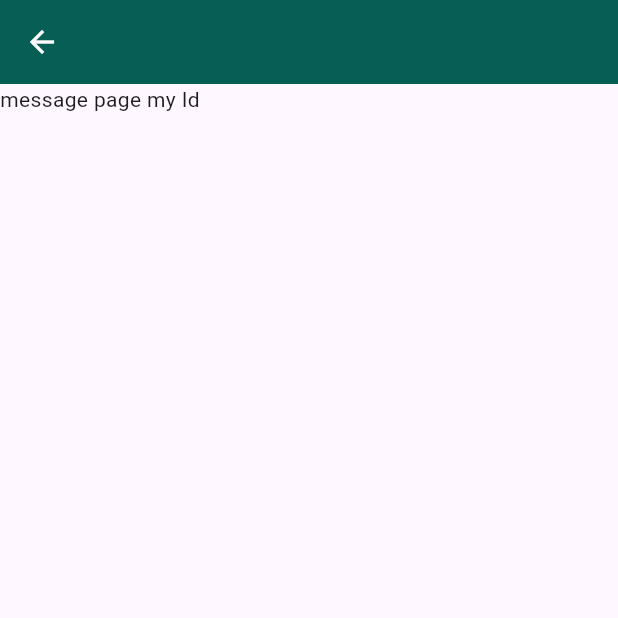
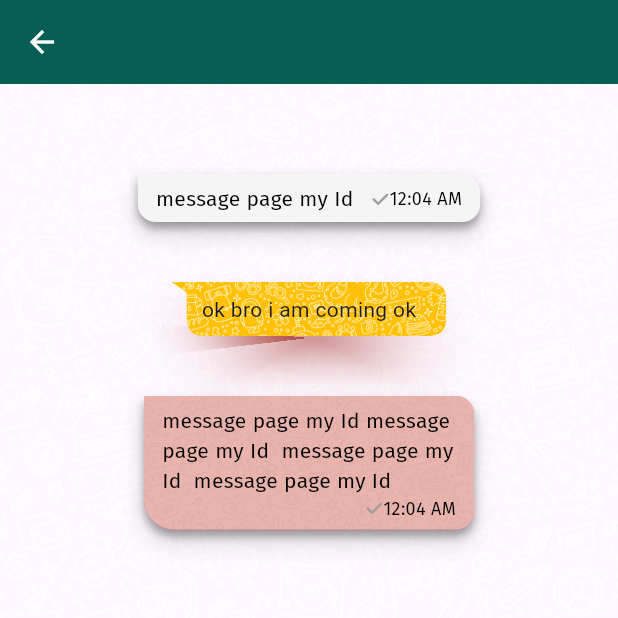
Before and after one commit to shakibhoseen/chat_app_flutter, a Flutter app: the MessageHomePage screen opened directly with empty values, on a phone screen of 412 x 824 dp, the top half of it. Run offline on Flutter 3.47's test engine with Material 2 defaults, Android fonts, the phone set to English and light mode, and no system bars; our stand-ins replace animated_text_kit, another_flushbar, firebase_auth, firebase_core, firebase_database, fluttertoast and 3 more; accounts and stored records are empty.

Commit message:
message item design

```diff
--- /dev/null
+++ b/lib/res/custom_design/message_shape.dart
@@ -0,0 +1,106 @@
+import 'package:chat_app_flutter/res/components/my_shadow.dart';
+import 'package:chat_app_flutter/res/custom_design/cousto_clip.dart';
+import 'package:flutter/cupertino.dart';
+import 'package:flutter/material.dart';
+
+class HexagonalClipper extends CustomClipper<Path> {
+  @override
+  Path getClip(Size size) {
+    final point = Size(10, 7);
+    final radius = 12.0;
+
+    final path = Path();
+    //path.moveTo(size.width * 0.25 + 2, 0);
+    path.lineTo(point.width, point.height);
+    path.lineTo(point.width,
+        size.height - radius > 0 ? size.height - radius : size.height);
+
+    path.quadraticBezierTo(
+        point.width,
+        size.height,
+        point.width + radius < size.width ? point.width + radius : size.width,
+        size.height);
+
+    //c
+
+    path.lineTo(size.width - radius > 0 ? size.width - radius : size.width,
+        size.height);
+    path.quadraticBezierTo(size.width, size.height, size.width,
+        size.height - radius > 0 ? size.height - radius : size.height);
+    //d
+
+    path.lineTo(size.width, radius > size.height ? size.height : radius);
+    path.quadraticBezierTo(size.width, 0,
+        size.width - radius < 0 ? size.width : size.width - radius, 0);
+    //path.lineTo(0, size.height * 0.5);
+    path.close();
+
+    return path;
+  }
+
+  @override
+  bool shouldReclip(CustomClipper<Path> oldClipper) => false;
+}
+
+class MessageShape extends StatelessWidget {
+  final Widget child;
+  final double elevation;
+  final Color shadowColor;
+  final Color backgroundColor;
+  final double angel;
+
+  const MessageShape({
+    Key? key,
+    required this.child,
+    this.elevation = 5.0,
+    this.shadowColor = Colors.black,
+    this.backgroundColor = Colors.lightBlue,
+    this.angel = 0,
+  }) : super(key: key);
+
+  @override
+  Widget build(BuildContext context) {
+    //CoutoClip coutoClip = CoutoClip();
+    HexagonalClipper coutoClip = HexagonalClipper();
+
+    return Material(
+      //clipBehavior: Clip.antiAlias,
+      elevation: elevation,
+      shadowColor: shadowColor,
+      color: backgroundColor,
+      borderOnForeground: false,
+      shape: HexagonalShapeBorder(),
+      child: ClipPath(
+        clipper: coutoClip,
+        child: child,
+      ),
+    );
+  }
+}
+
+class HexagonalShapeBorder extends ShapeBorder {
+  //CoutoClip coutoClip = CoutoClip();
+  HexagonalClipper coutoClip = HexagonalClipper();
+
+  @override
+  EdgeInsetsGeometry get dimensions => const EdgeInsets.all(4);
+
+  @override
+  Path getInnerPath(Rect rect, {TextDirection? textDirection}) {
+    return getOuterPath(rect, textDirection: textDirection);
+  }
+
+  @override
+  Path getOuterPath(Rect rect, {TextDirection? textDirection}) {
+    return coutoClip.getClip(
+        rect.size); //HexagonalClipper().getClip(rect.size).shift(rect.topLeft);
+  }
+
+  @override
+  void paint(Canvas canvas, Rect rect, {TextDirection? textDirection}) {}
+
+  @override
+  ShapeBorder scale(double t) {
+    return this;
+  }
+}
--- a/lib/view/message_home_page.dart
+++ b/lib/view/message_home_page.dart
@@ -1,15 +1,22 @@
+import 'package:chat_app_flutter/res/assets_name.dart';
+import 'package:chat_app_flutter/res/components/my_shadow.dart';
+import 'package:chat_app_flutter/res/custom_design/message_shape.dart';
+import 'package:chat_app_flutter/res/custom_design/whats_app_message_item.dart';
+import 'package:chat_app_flutter/utils/constants.dart';
+import 'package:chat_app_flutter/utils/helper_widget.dart';
 import 'package:flutter/material.dart';
-
+import 'package:font_awesome_flutter/font_awesome_flutter.dart';
 
 class MessageHomePage extends StatefulWidget {
   final String myId, otherId;
-  const MessageHomePage( {super.key, required this.myId, required this.otherId});
+  const MessageHomePage({super.key, required this.myId, required this.otherId});
 
   @override
   State<MessageHomePage> createState() => _MessageHomePageState();
 }
 
-class _MessageHomePageState extends State<MessageHomePage> with SingleTickerProviderStateMixin {
+class _MessageHomePageState extends State<MessageHomePage>
+    with SingleTickerProviderStateMixin {
   late AnimationController _controller;
 
   @override
@@ -27,13 +34,124 @@ class _MessageHomePageState extends State<MessageHomePage> with SingleTickerProv
   @override
   Widget build(BuildContext context) {
     return Scaffold(
-    appBar: AppBar(
-
-    ),
-      body: Column(
-        children: [
-          Text('message page my Id ${widget.myId}'),
-        ],
+      appBar: AppBar(),
+      body: Container(
+        height: double.infinity,
+        width: double.infinity,
+        decoration: BoxDecoration(
+          //color: Colors.green.shade200,
+          image: const DecorationImage(
+            image: AssetImage(
+              AssetsName.lightBg,
+            ),
+            fit: BoxFit.cover,
+          ),
+        ),
+        child: Column(
+          children: [
+            addVerticalSpace(20),
+            addVerticalSpace(20),
+            addVerticalSpace(20),
+            Container(
+              padding: const EdgeInsets.symmetric(horizontal: 12, vertical: 6),
+              decoration: BoxDecoration(
+                color: Colors.grey.shade100,
+                borderRadius: const BorderRadius.only(
+                    topRight: Radius.circular(12),
+                    bottomLeft: Radius.circular(12),
+                    bottomRight: Radius.circular(12)),
+                boxShadow: MyShadow.boxShadow5(),
+              ),
+              child: Row(
+                mainAxisSize: MainAxisSize.min,
+                children: [
+                  Text(
+                    'message page my Id ${widget.myId}',
+                    style: Constants.customTextStyle(color: Colors.black),
+                  ),
+                  addHoriztalSpace(8),
+                  Row(
+                    mainAxisSize: MainAxisSize.min,
+                    children: [
+                      Icon(
+                        FontAwesomeIcons.check,
+                        size: 12,
+                        color: Colors.grey,
+                      ),
+                      Text(
+                        '12:04 AM',
+                        style: Constants.customTextStyle(textSize: TextSize.sm),
+                      )
+                    ],
+                  )
+                ],
+              ),
+            ),
+            addVerticalSpace(40),
+            MessageShape(
+                shadowColor: const Color.fromRGBO(244, 67, 54, 1),
+                backgroundColor: Colors.transparent,
+                elevation: 10,
+                child: Container(
+                  //padding: EdgeInsets.symmetric(horizontal: 12, vertical: 8),
+                  decoration: BoxDecoration(
+                      color: Colors.amber,
+                      image: DecorationImage(
+                          image: AssetImage(AssetsName.lightBg),
+                          fit: BoxFit.cover)),
+                  child: Padding(
+                    padding:
+                        const EdgeInsets.symmetric(horizontal: 20, vertical: 8),
+                    child: Text('ok bro i am coming ok'),
+                  ),
+                )),
+            addVerticalSpace(40),
+            Container(
+              width: 220,
+              constraints: BoxConstraints(maxWidth: 220),
+              padding: const EdgeInsets.symmetric(horizontal: 12, vertical: 6),
+              decoration: BoxDecoration(
+                color: Colors.red.shade400,
+                image: DecorationImage(
+                    image: AssetImage(
+                      AssetsName.darktBg,
+                    ),
+                    opacity: 0.7,
+                    fit: BoxFit.cover),
+                borderRadius: const BorderRadius.only(
+                    topRight: Radius.circular(12),
+                    bottomLeft: Radius.circular(20),
+                    bottomRight: Radius.circular(12)),
+                boxShadow: MyShadow.boxShadow5(),
+              ),
+              child: Column(
+                mainAxisSize: MainAxisSize.min,
+                crossAxisAlignment: CrossAxisAlignment.end,
+                children: [
+                  Text(
+                    'message page my Id ${widget.myId}message page my Id ${widget.myId} message page my Id ${widget.myId} message page my Id ${widget.myId}',
+                    style: Constants.customTextStyle(color: Colors.black),
+                  ),
+                  addHoriztalSpace(8),
+                  Row(
+                    mainAxisSize: MainAxisSize.min,
+                    children: [
+                      Icon(
+                        FontAwesomeIcons.check,
+                        size: 12,
+                        color: Colors.grey,
+                      ),
+                      Text(
+                        '12:04 AM',
+                        style: Constants.customTextStyle(textSize: TextSize.sm),
+                      )
+                    ],
+                  )
+                ],
+              ),
+            ),
+          ],
+        ),
       ),
     );
   }
--- a/pubspec.yaml
+++ b/pubspec.yaml
@@ -69,8 +69,8 @@ flutter:
   uses-material-design: true
 
   # To add assets to your application, add an assets section, like this:
-  # assets:
-  #   - images/a_dot_burr.jpeg
+  assets:
+    - assets/
   #   - images/a_dot_ham.jpeg
 
   # An image asset can refer to one or more resolution-specific "variants", see
```
Also changed, not shown: lib/res/custom_design/cousto_clip.dart (added, +29 -0 lines), lib/res/custom_design/whats_app_message_item.dart (added, +71 -0 lines), pubspec.lock.
